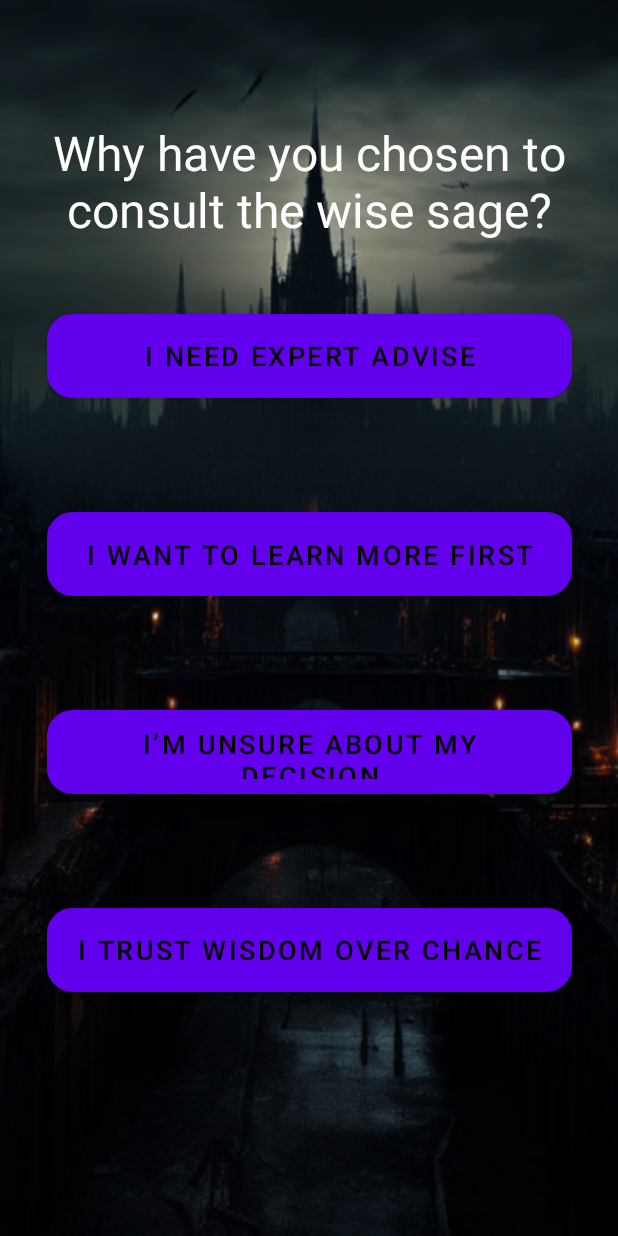
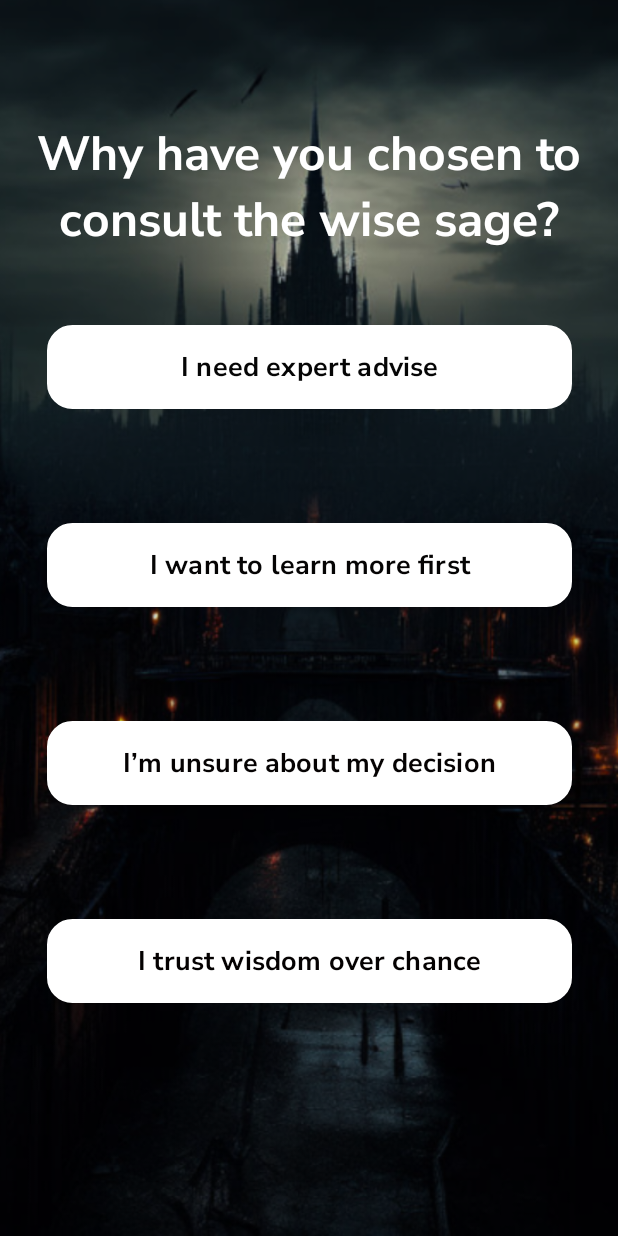
Before and after one commit to akirachix/Vivosparks-Mobile, an Android app: the SageActivity screen opened directly, with no data from a screen before it, on a phone screen of 412 x 824 dp. Run offline under Robolectric (Android 15) with nearby library versions, the phone set to English and light mode, and no system bars.

Commit message:
added screens

```diff
--- a/app/src/main/AndroidManifest.xml
+++ b/app/src/main/AndroidManifest.xml
@@ -19,16 +19,13 @@
         tools:targetApi="31">
 
         <activity
-            android:name="com.akirachix.investika.ui.MainActivity"
+            android:name="com.akirachix.investikaTrial.ui.FollowupActivity"
             android:exported="true">
             <intent-filter>
                 <action android:name="android.intent.action.MAIN" />
                 <category android:name="android.intent.category.LAUNCHER" />
             </intent-filter>
         </activity>
-        <activity android:name="com.akirachix.investikaTrial.ui.FollowupActivity"
-            android:exported="true"
-            />
         <activity android:name="com.akirachix.investikaTrial.ui.BridgeActivity"
             android:exported="true"/>
         <activity android:name="com.akirachix.investikaTrial.ui.LossActivity"
--- a/app/src/main/res/layout/activity_bridge.xml
+++ b/app/src/main/res/layout/activity_bridge.xml
@@ -27,6 +27,7 @@
 
         android:padding="0dp"
         android:text="Let intuition guide me"
+        android:fontFamily="@font/nunito_sans_bold"
         android:textAlignment="center"
         android:textColor="#040101"
         android:textSize="18dp"
@@ -44,6 +45,7 @@
         android:backgroundTint="#FFFFFF"
         android:padding="0dp"
         android:text="Pause and assess first"
+        android:fontFamily="@font/nunito_sans_bold"
         android:textAlignment="center"
         android:textColor="#050202"
         android:textSize="18dp"
@@ -59,6 +61,7 @@
         android:background="@drawable/corners"
         android:padding="10dp"
         android:text="Take the risky route"
+        android:fontFamily="@font/nunito_sans_bold"
         android:textAlignment="center"
         android:textColor="#050404"
         android:textSize="18dp"
@@ -73,6 +76,7 @@
         android:layout_marginStart="16dp"
         android:layout_marginTop="100dp"
         android:layout_marginEnd="16dp"
+        android:fontFamily="@font/nunito_sans_bold"
         android:text="Why have you chosen to cross the bridge of choices?"
         android:textAlignment="center"
         android:textColor="#FFFFFF"
@@ -92,6 +96,7 @@
         android:backgroundTint="#FFFFFF"
         android:padding="5dp"
         android:text="Choose the safest path"
+        android:fontFamily="@font/nunito_sans_bold"
         android:textAlignment="center"
         android:textColor="#050505"
         android:textSize="18dp"
--- a/app/src/main/res/layout/activity_loss.xml
+++ b/app/src/main/res/layout/activity_loss.xml
@@ -25,6 +25,7 @@
         android:layout_marginTop="88dp"
         android:layout_marginEnd="26dp"
         android:text="You lost your balance and fell!!"
+        android:fontFamily="@font/nunito_sans_bold"
         android:textAlignment="center"
         android:textColor="#FFC107"
         android:textSize="28sp"
@@ -55,6 +56,7 @@
         android:layout_marginEnd="60dp"
         android:gravity="center"
         android:text="You lose 200 virtual coins!"
+        android:fontFamily="@font/nunito_sans_bold"
         android:textAlignment="center"
         android:textColor="#FFEB3B"
         android:textSize="24sp"
@@ -72,6 +74,7 @@
         android:gravity="center"
         android:text="Medium-risk investments require careful consideration and balance"
         android:textAlignment="center"
+        android:fontFamily="@font/nunito_sans_bold"
         android:textColor="#FFFFFF"
         android:textSize="24sp"
         app:layout_constraintStart_toStartOf="parent"
@@ -84,8 +87,9 @@
         android:layout_marginBottom="112dp"
         android:backgroundTint="#FFC107"
         android:text="Continue"
+        android:fontFamily="@font/nunito_sans_bold"
         android:textAlignment="center"
-        android:textColor="@android:color/black"
+        android:textColor="#003566"
         android:textSize="18dp"
         app:layout_constraintBottom_toBottomOf="parent"
         app:layout_constraintEnd_toEndOf="parent"
--- a/app/src/main/res/layout/activity_med.xml
+++ b/app/src/main/res/layout/activity_med.xml
@@ -26,6 +26,7 @@
         android:layout_marginEnd="24dp"
         android:textAlignment="center"
         android:text="You successfully crossed the bridge!!"
+        android:fontFamily="@font/nunito_sans_bold"
         android:textColor="#FFC107"
         android:textSize="28sp"
         android:textStyle="bold"
@@ -53,6 +54,7 @@
         android:layout_marginTop="464dp"
         android:gravity="center"
         android:text="You earn 300 virtual coins!"
+        android:fontFamily="@font/nunito_sans_bold"
         android:textAlignment="center"
         android:textColor="#FFEB3B"
         android:textSize="24sp"
@@ -67,6 +69,7 @@
         android:layout_height="88dp"
         android:layout_marginTop="8dp"
         android:gravity="center"
+        android:fontFamily="@font/nunito_sans_bold"
         android:text="Medium-risk decisions offer  a balance between risk and  reward"
         android:textAlignment="center"
         android:textColor="#FFFFFF"
@@ -81,8 +84,9 @@
         android:layout_marginBottom="80dp"
         android:backgroundTint="#FFC107"
         android:text="Continue"
+        android:fontFamily="@font/nunito_sans_bold"
         android:textAlignment="center"
-        android:textColor="@android:color/black"
+        android:textColor="#003566"
         android:textSize="18dp"
         app:layout_constraintBottom_toBottomOf="parent"
         app:layout_constraintEnd_toEndOf="parent"
--- a/app/src/main/res/layout/activity_sage.xml
+++ b/app/src/main/res/layout/activity_sage.xml
@@ -27,6 +27,8 @@
         android:backgroundTint="#FFFFFF"
         android:padding="0dp"
         android:text="I trust wisdom over chance"
+        android:fontFamily="@font/nunito_sans_bold"
+        android:textAlignment="center"
         android:textColor="#040101"
         app:layout_constraintEnd_toEndOf="@+id/button2"
         app:layout_constraintStart_toStartOf="@+id/button2"
@@ -42,6 +44,8 @@
         android:backgroundTint="#FFFFFF"
         android:padding="-4dp"
         android:text="I’m unsure about my decision"
+        android:fontFamily="@font/nunito_sans_bold"
+        android:textAlignment="center"
         android:textColor="#050202"
         app:layout_constraintEnd_toEndOf="@+id/button3"
         app:layout_constraintHorizontal_bias="0.95"
@@ -57,6 +61,8 @@
         android:backgroundTint="#FFFFFF"
         android:padding="10dp"
         android:text="I want to learn more first"
+        android:fontFamily="@font/nunito_sans_bold"
+        android:textAlignment="center"
         android:textSize="18sp"
         android:textColor="#050404"
         app:layout_constraintEnd_toEndOf="@+id/button4"
@@ -69,6 +75,7 @@
         android:layout_height="wrap_content"
         android:layout_marginTop="80dp"
         android:text="Why have you chosen to consult the wise sage?"
+        android:fontFamily="@font/nunito_sans_bold"
         android:textAlignment="center"
         android:textColor="#FFFFFF"
         android:textSize="32sp"
@@ -89,6 +96,8 @@
         android:backgroundTint="#FFFFFF"
         android:padding="5dp"
         android:text="I need expert advise"
+        android:fontFamily="@font/nunito_sans_bold"
+        android:textAlignment="center"
         android:textColor="#050505"
         app:layout_constraintEnd_toEndOf="parent"
         app:layout_constraintHorizontal_bias="0.634"
--- a/app/src/main/res/layout/activity_steps.xml
+++ b/app/src/main/res/layout/activity_steps.xml
@@ -25,6 +25,7 @@
         android:layout_marginTop="80dp"
         android:layout_marginEnd="24dp"
         android:text="Balancing your steps"
+        android:fontFamily="@font/nunito_sans_bold"
         android:textColor="#EAE7DD"
         android:textSize="32sp"
         android:textAlignment="center"
@@ -55,6 +56,7 @@
         android:layout_marginBottom="228dp"
         android:gravity="center"
         android:text="Make balanced choices as you cross the bridge.."
+        android:fontFamily="@font/nunito_sans_bold"
         android:textAlignment="center"
         android:textColor="#FFFFFF"
         android:textSize="24sp"
@@ -69,8 +71,9 @@
         android:layout_marginBottom="132dp"
         android:backgroundTint="#FFC107"
         android:text="Continue"
+        android:fontFamily="@font/nunito_sans_bold"
         android:textAlignment="center"
-        android:textColor="@android:color/black"
+        android:textColor="#003566"
         android:textSize="18dp"
         app:layout_constraintBottom_toBottomOf="parent"
         app:layout_constraintEnd_toEndOf="parent"
--- a/app/src/main/res/layout/activity_wisdom.xml
+++ b/app/src/main/res/layout/activity_wisdom.xml
@@ -25,6 +25,7 @@
         android:layout_marginTop="84dp"
         android:layout_marginEnd="24dp"
         android:text="Seeking Wisdom"
+        android:fontFamily="@font/nunito_sans_bold"
         android:textAlignment="center"
         android:textColor="#F8BD00"
         android:textSize="32sp"
@@ -57,6 +58,7 @@
         android:gravity="center"
         android:text="The Wise Sage recommends\ninvesting in government bonds for stability"
         android:textAlignment="center"
+        android:fontFamily="@font/nunito_sans_bold"
         android:textColor="#FFFFFF"
         android:textSize="24sp"
         app:layout_constraintEnd_toEndOf="parent"
@@ -71,7 +73,8 @@
         android:backgroundTint="#FFC107"
         android:text="Continue"
         android:textSize="18dp"
-        android:textColor="@android:color/black"
+        android:fontFamily="@font/nunito_sans_bold"
+        android:textColor="#003566"
         app:layout_constraintBottom_toBottomOf="parent"
         app:layout_constraintEnd_toEndOf="parent"
         app:layout_constraintHorizontal_bias="0.497"
--- a/app/src/main/res/values/styles.xml
+++ /dev/null
@@ -1,8 +0,0 @@
-<!-- res/values/styles.xml -->
-<resources>
-    <!-- Base application theme -->
-    <style name="Theme.InvestikaTrial" parent="Theme.MaterialComponents.DayNight.NoActionBar">
-        <!-- Customize your theme here -->
-        <!-- Other customizations -->
-    </style>
-</resources>
--- a/app/src/main/res/values/themes.xml
+++ b/app/src/main/res/values/themes.xml
@@ -1,7 +1,9 @@
 <resources xmlns:tools="http://schemas.android.com/tools">
     <!-- Base application theme. -->
-    <style name="Base.Theme.InvestikaTrial.." parent="Theme.MaterialComponents.Light.Bridge">
+    <style name="Base.Theme.InvestikaTrial" parent="Theme.Material3.DayNight.NoActionBar">
         <!-- Customize your light theme here. -->
-        <!-- <item name="colorPrimary">@color/my_light_primary</item> -->
+        <item name="colorPrimary">@color/white</item>
     </style>
+
+    <style name="Theme.InvestikaTrial" parent="Base.Theme.InvestikaTrial" />
 </resources>
```
Also changed, not shown: app/src/main/java/com/akirachix/investikaTrial/ui/LossActivity.kt (+16 -3 lines), app/src/main/res/layout/activity_safe.xml (+6 -1 lines), app/src/main/res/layout/activity_safety.xml (+7 -2 lines), app/src/main/java/com/akirachix/investikaTrial/ui/FollowupActivity.kt (line endings or trailing spaces).
